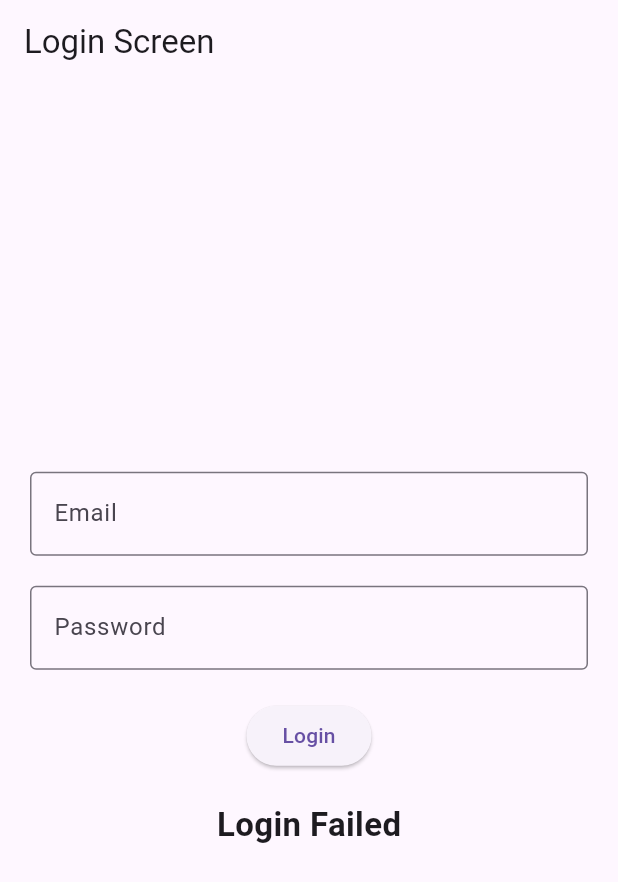
After one commit to shroida/unit-test, a Flutter app: the Login screen opened directly, after a tap on "Login", on a phone screen of 412 x 824 dp. The commit adds this screen. Shown: the top 882 px of the screen. Run offline on Flutter 3.47's test engine with Material 3 defaults, Android fonts, the phone set to English and light mode, and no system bars.

Commit message:
create login screen to be tested

```diff
--- /dev/null
+++ b/lib/features/screens/login.dart
@@ -0,0 +1,100 @@
+import 'package:flutter/material.dart';
+
+class Login extends StatefulWidget {
+  const Login({super.key});
+
+  @override
+  State<Login> createState() => _LoginState();
+}
+
+class _LoginState extends State<Login> {
+
+  final TextEditingController emailController =
+      TextEditingController();
+
+  final TextEditingController passwordController =
+      TextEditingController();
+
+  String message = '';
+
+  void login() {
+    setState(() {
+
+      if (emailController.text == 'admin@test.com' &&
+          passwordController.text == '123456') {
+
+        message = 'Login Success';
+
+      } else {
+
+        message = 'Login Failed';
+      }
+    });
+  }
+
+  @override
+  Widget build(BuildContext context) {
+
+    return Scaffold(
+
+      appBar: AppBar(
+        title: const Text('Login Screen'),
+      ),
+
+      body: Padding(
+        padding: const EdgeInsets.all(20),
+
+        child: Column(
+          mainAxisAlignment: MainAxisAlignment.center,
+
+          children: [
+
+            TextField(
+              key: const ValueKey('emailField'),
+              controller: emailController,
+
+              decoration: const InputDecoration(
+                labelText: 'Email',
+                border: OutlineInputBorder(),
+              ),
+            ),
+
+            const SizedBox(height: 20),
+
+            TextField(
+              key: const ValueKey('passwordField'),
+              controller: passwordController,
+              obscureText: true,
+
+              decoration: const InputDecoration(
+                labelText: 'Password',
+                border: OutlineInputBorder(),
+              ),
+            ),
+
+            const SizedBox(height: 20),
+
+            ElevatedButton(
+              key: const ValueKey('loginButton'),
+              onPressed: login,
+
+              child: const Text('Login'),
+            ),
+
+            const SizedBox(height: 20),
+
+            Text(
+              message,
+              key: const ValueKey('loginMessage'),
+
+              style: const TextStyle(
+                fontSize: 22,
+                fontWeight: FontWeight.bold,
+              ),
+            ),
+          ],
+        ),
+      ),
+    );
+  }
+}
--- a/lib/main.dart
+++ b/lib/main.dart
@@ -1,5 +1,5 @@
 import 'package:flutter/material.dart';
-import 'package:unit_widget_test/features/screens/counter_page.dart';
+import 'package:unit_widget_test/features/screens/login.dart';
 
 void main() {
   runApp(const MyApp());
@@ -16,7 +16,7 @@ class MyApp extends StatelessWidget {
         appBar: AppBar(
           title: const Text('Flutter Demo Home Page'),
         ),
-        body: CounterPage()
+        body: Login()
       ),
     );
   }
```
